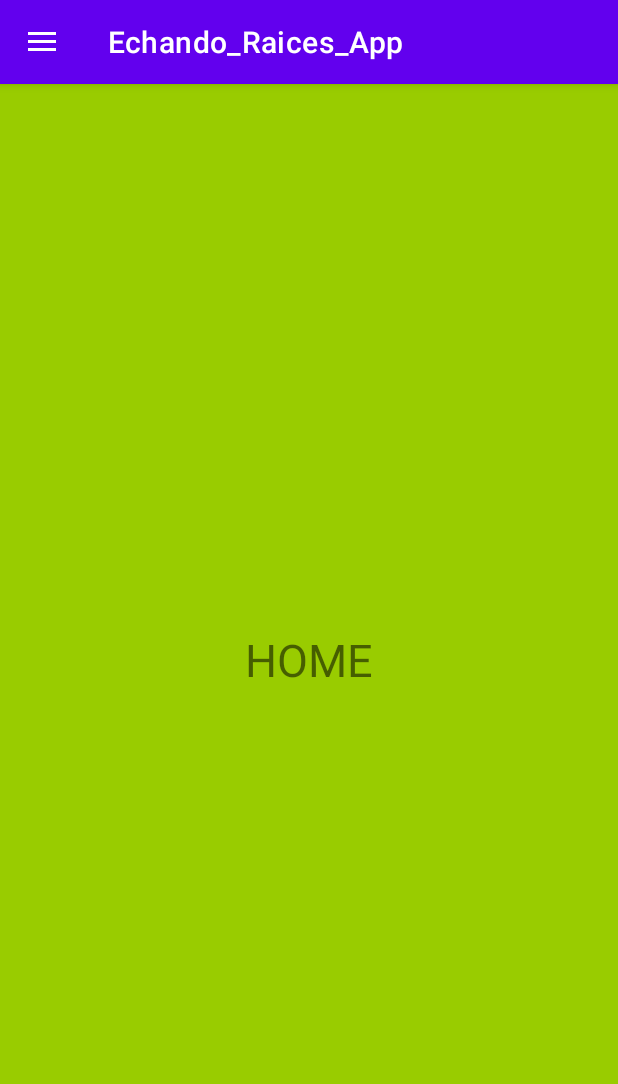
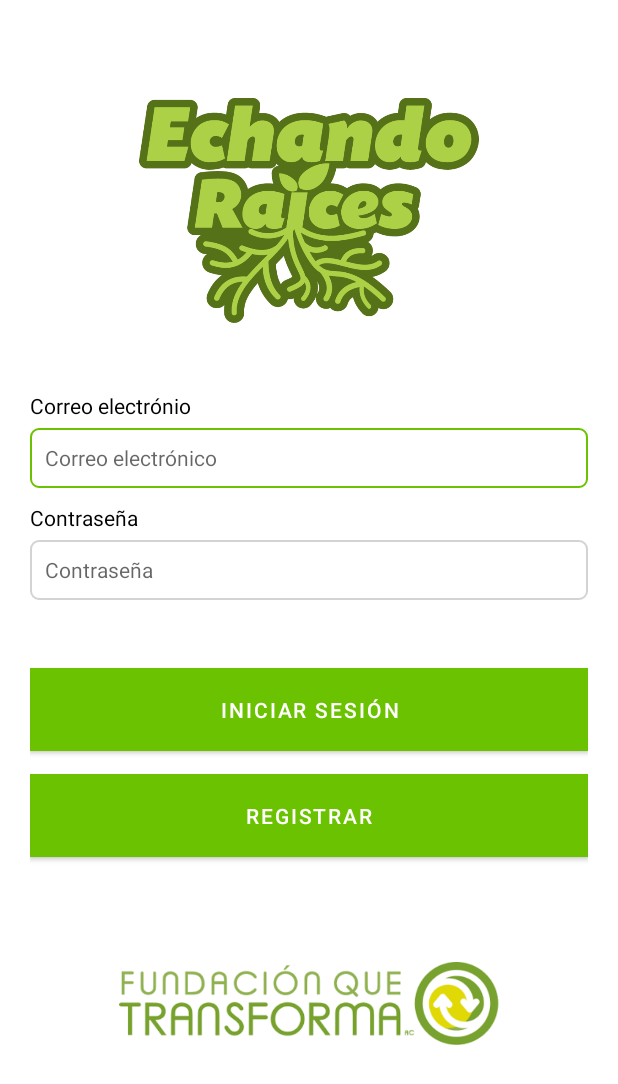
Before and after one commit to VolcanoSauce/Forestation-Tracker-v2, an Android app: the screen it shows after launch (MainActivity before the commit, LoginActivity after it), on a phone screen of 412 x 824 dp. Shown: the top 1084 px of the screen. Run offline under Robolectric (Android 15) with nearby library versions, the phone set to English and light mode, and no system bars.

Commit message:
Login Activity
Activity de login.
(La primer activity a mostrar cuando se inicia la app es esta)
Logos de la app.
Colores de la fundación.

```diff
--- a/Echando_Raices/app/src/main/AndroidManifest.xml
+++ b/Echando_Raices/app/src/main/AndroidManifest.xml
@@ -9,13 +9,14 @@
         android:roundIcon="@mipmap/ic_launcher_round"
         android:supportsRtl="true"
         android:theme="@style/Theme.Echando_Raices_App">
-        <activity android:name=".MainActivity">
+        <activity android:name=".LoginActivity">
             <intent-filter>
                 <action android:name="android.intent.action.MAIN" />
 
                 <category android:name="android.intent.category.LAUNCHER" />
             </intent-filter>
         </activity>
+        <activity android:name=".MainActivity"></activity>
     </application>
 
 </manifest>
--- /dev/null
+++ b/Echando_Raices/app/src/main/java/com/dingo/echando_raices_app/LoginActivity.java
@@ -0,0 +1,30 @@
+package com.dingo.echando_raices_app;
+
+import androidx.appcompat.app.AppCompatActivity;
+
+import android.content.Intent;
+import android.os.Bundle;
+import android.view.View;
+import android.widget.Button;
+import android.widget.Toast;
+
+public class LoginActivity extends AppCompatActivity {
+
+    @Override
+    protected void onCreate(Bundle savedInstanceState) {
+        super.onCreate(savedInstanceState);
+        setContentView(R.layout.activity_login);
+
+        Button btn_login = (Button) findViewById(R.id.btn_login);
+        Button btn_register = (Button) findViewById(R.id.btn_register);
+
+        btn_login.setOnClickListener(new View.OnClickListener() {
+            @Override
+            public void onClick(View v) {
+                Intent intent = new Intent(v.getContext(), MainActivity.class);
+                startActivity(intent);
+                Toast.makeText(v.getContext(), "Sesión iniciada", Toast.LENGTH_SHORT).show();
+            }
+        });
+    }
+}
--- /dev/null
+++ b/Echando_Raices/app/src/main/res/drawable/custom_input.xml
@@ -0,0 +1,18 @@
+<?xml version="1.0" encoding="utf-8"?>
+<selector xmlns:android="http://schemas.android.com/apk/res/android">
+    <item android:state_enabled="true" android:state_focused="true">
+        <shape android:shape="rectangle">
+            <solid android:color="@color/white"/>
+            <corners android:radius="5dp"/>
+            <stroke android:color="@color/fqt_green" android:width="1dp"/>
+        </shape>
+    </item>
+
+    <item android:state_enabled="true">
+        <shape android:shape="rectangle">
+            <solid android:color="@color/white"/>
+            <corners android:radius="5dp"/>
+            <stroke android:color="@color/gray" android:width="1dp"/>
+        </shape>
+    </item>
+</selector>
--- /dev/null
+++ b/Echando_Raices/app/src/main/res/layout/activity_login.xml
@@ -0,0 +1,89 @@
+<?xml version="1.0" encoding="utf-8"?>
+<LinearLayout
+    xmlns:android="http://schemas.android.com/apk/res/android"
+    xmlns:tools="http://schemas.android.com/tools"
+    android:orientation="vertical"
+    android:padding="20dp"
+    android:layout_width="match_parent"
+    android:layout_height="match_parent"
+    tools:context=".LoginActivity">
+
+    <ImageView
+        android:layout_width="wrap_content"
+        android:layout_height="150dp"
+        android:layout_gravity="center_horizontal"
+        android:layout_marginTop="45dp"
+        android:src="@drawable/logo"
+        android:contentDescription="logo_echando_raices" />
+
+    <TextView
+        android:layout_width="wrap_content"
+        android:layout_height="wrap_content"
+        android:text="Correo electrónio"
+        android:textColor="@color/black"
+        android:layout_marginTop="45dp" />
+
+    <EditText
+        android:id="@+id/et_loginEmail"
+        android:layout_width="match_parent"
+        android:layout_height="40dp"
+        android:layout_marginTop="5dp"
+        android:paddingStart="10dp"
+        android:layout_gravity="center_horizontal"
+        android:background="@drawable/custom_input"
+        android:drawablePadding="10dp"
+        android:textSize="14sp"
+        android:ems="10"
+        android:hint="Correo electrónico"
+        android:inputType="textEmailAddress"
+        tools:ignore="RtlSymmetry" />
+
+    <TextView
+        android:layout_width="wrap_content"
+        android:layout_height="wrap_content"
+        android:text="Contraseña"
+        android:textColor="@color/black"
+        android:layout_marginTop="10dp" />
+
+    <EditText
+        android:id="@+id/et_loginPassword"
+        android:layout_width="match_parent"
+        android:layout_height="40dp"
+        android:layout_marginTop="5dp"
+        android:paddingStart="10dp"
+        android:layout_gravity="center_horizontal"
+        android:background="@drawable/custom_input"
+        android:drawablePadding="10dp"
+        android:textSize="14sp"
+        android:ems="10"
+        android:hint="Contraseña"
+        android:inputType="textPassword"
+        tools:ignore="RtlSymmetry" />
+
+    <Button
+        android:id="@+id/btn_login"
+        android:layout_width="match_parent"
+        android:layout_height="55dp"
+        android:layout_gravity="center_horizontal"
+        android:layout_marginTop="45dp"
+        android:text="iniciar Sesión"
+        android:background="@color/fqt_green"/>
+
+    <Button
+        android:id="@+id/btn_register"
+        android:layout_width="match_parent"
+        android:layout_height="55dp"
+        android:layout_gravity="center_horizontal"
+        android:layout_marginTop="15dp"
+        android:background="@color/fqt_green"
+        android:text="Registrar" />
+
+    <ImageView
+        android:layout_width="wrap_content"
+        android:layout_height="55dp"
+        android:layout_gravity="center_horizontal"
+        android:layout_marginTop="70dp"
+        android:src="@drawable/fqt_logo"
+        android:contentDescription="logo_fundacion" />
+
+</LinearLayout>
--- a/Echando_Raices/app/src/main/res/values/colors.xml
+++ b/Echando_Raices/app/src/main/res/values/colors.xml
@@ -6,5 +6,11 @@
     <color name="teal_200">#FF03DAC5</color>
     <color name="teal_700">#FF018786</color>
     <color name="black">#FF000000</color>
+    <color name="gray">#D3D3D3</color>
     <color name="white">#FFFFFFFF</color>
+
+    <!-- Colores Coorporativos -->
+    <color name="fqt_green">#6BC200</color>
+    <color name="fqt_yellow">#D8EB00</color>
+    <color name="fqt_black">#000000</color>
 </resources>
--- a/Echando_Raices/app/src/main/res/values/strings.xml
+++ b/Echando_Raices/app/src/main/res/values/strings.xml
@@ -1,5 +1,5 @@
 <resources>
-    <string name="app_name">Echando_Raices_App</string>
+    <string name="app_name">Echando Raíces</string>
 
     <string name="navigation_drawer_open">Open navigation drawer</string>
     <string name="navigation_drawer_close">Close navigation drawer</string>
--- a/Echando_Raices/app/src/main/res/values/themes.xml
+++ b/Echando_Raices/app/src/main/res/values/themes.xml
@@ -2,7 +2,7 @@
     <!-- Base application theme. -->
     <style name="Theme.Echando_Raices_App" parent="Theme.MaterialComponents.DayNight.DarkActionBar">
         <!-- Primary brand color. -->
-        <item name="colorPrimary">@color/purple_500</item>
+        <item name="colorPrimary">@color/fqt_green</item>
         <item name="colorPrimaryVariant">@color/purple_700</item>
         <item name="colorOnPrimary">@color/white</item>
         <!-- Secondary brand color. -->
```
Also changed, not shown: Echando_Raices/app/src/main/res/drawable/fqt_logo.png (added), Echando_Raices/app/src/main/res/drawable/logo.png (added).
